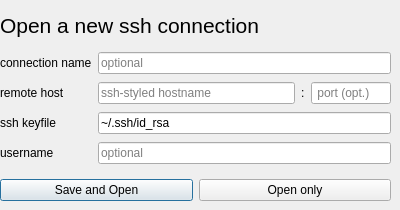
Old version of the form ui/connectiondialog.ui in the repository pentix/qjournalctl.
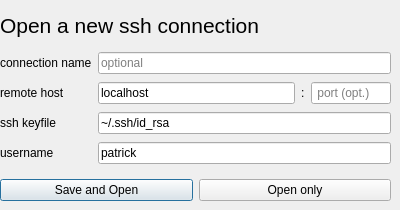
New version of the form.

Diff of the .ui file:
```diff
--- a/ui/connectiondialog.ui
+++ b/ui/connectiondialog.ui
@@ -61,6 +61,9 @@
    <layout class="QGridLayout" name="gridLayout">
     <item row="1" column="1">
      <widget class="QLineEdit" name="hostnameLineEdit">
+      <property name="text">
+       <string>localhost</string>
+      </property>
       <property name="placeholderText">
        <string>ssh-styled hostname</string>
       </property>
@@ -68,6 +71,9 @@
     </item>
     <item row="3" column="1" colspan="3">
      <widget class="QLineEdit" name="usernameLineEdit">
+      <property name="text">
+       <string>patrick</string>
+      </property>
       <property name="placeholderText">
        <string>optional</string>
       </property>
```
